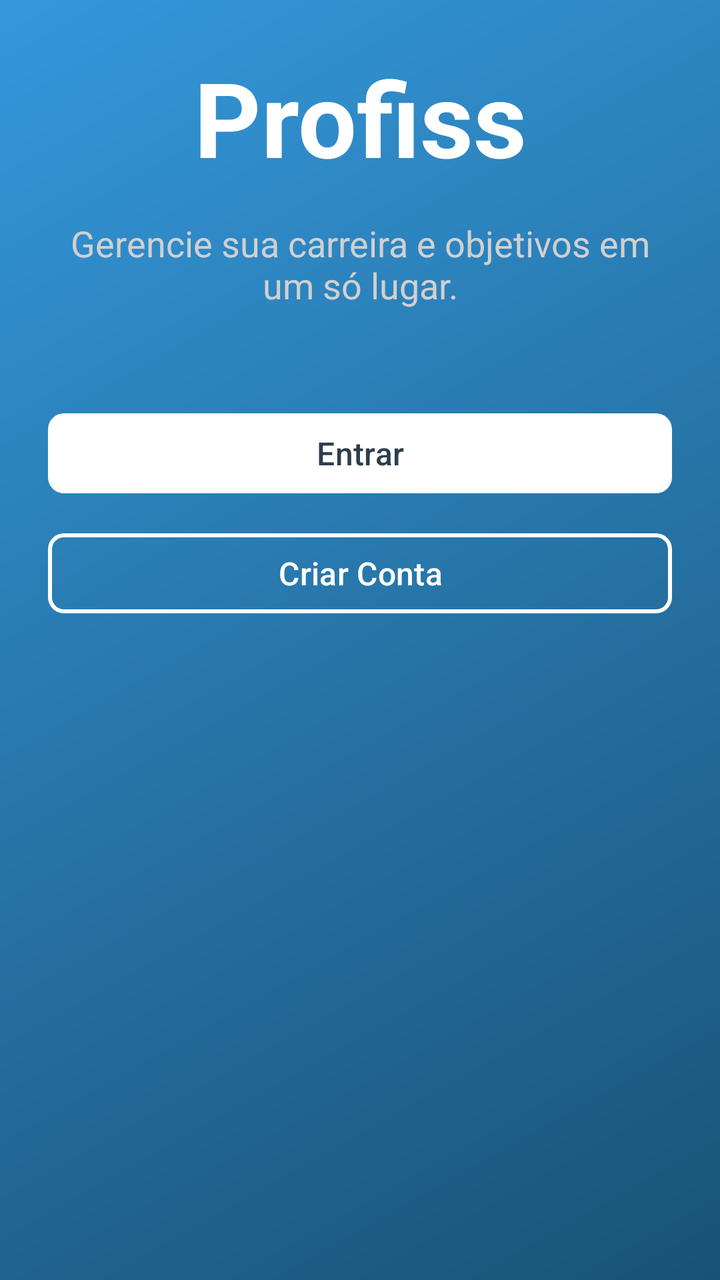
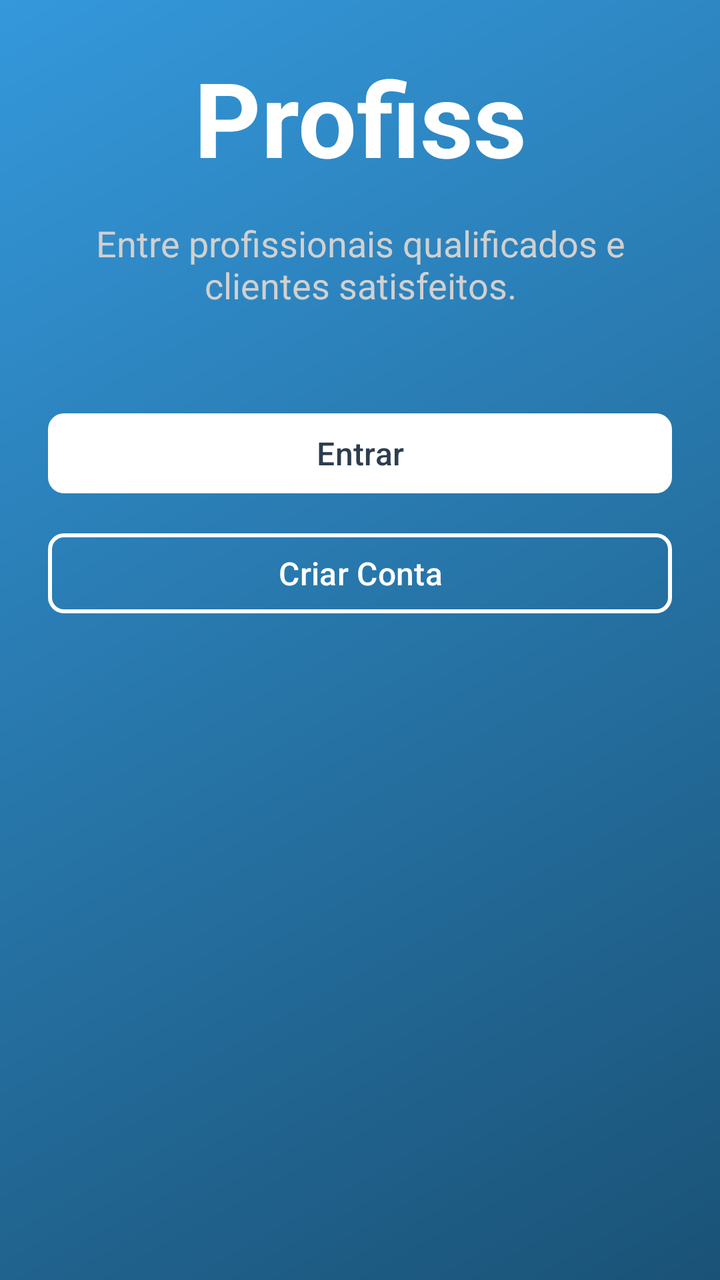

The first picture is an Android layout as it rendered before a commit; the second is the same layout after the commit. The layout source and the unified diff follow.
<!-- AndroidManifest.xml: application theme Theme.Profiss -->
<!-- res/layout/activity_main.xml -->
<?xml version="1.0" encoding="utf-8"?>
<androidx.constraintlayout.widget.ConstraintLayout
    xmlns:android="http://schemas.android.com/apk/res/android"
    xmlns:app="http://schemas.android.com/apk/res-auto"
    xmlns:tools="http://schemas.android.com/tools"
    android:layout_width="match_parent"
    android:layout_height="match_parent"
    android:background="@drawable/gradient_bg"
    android:padding="24dp"
    tools:context=".MainActivity">

    
    <TextView
        android:id="@+id/tvTitle"
        android:layout_width="wrap_content"
        android:layout_height="wrap_content"
        android:text="Profiss"
        android:textColor="#FFFFFF"
        android:textSize="52sp"
        android:textStyle="bold"
        app:layout_constraintBottom_toTopOf="@+id/tvSubtitle"
        app:layout_constraintEnd_toEndOf="parent"
        app:layout_constraintStart_toStartOf="parent"
        app:layout_constraintTop_toTopOf="parent"
        app:layout_constraintVertical_bias="0.3" />

    
    <TextView
        android:id="@+id/tvSubtitle"
        android:layout_width="wrap_content"
        android:layout_height="wrap_content"
        android:layout_marginTop="16dp"
        android:gravity="center"
        android:text="Gerencie sua carreira e objetivos em um só lugar."
        android:textColor="#D0D0D0"
        android:textSize="18sp"
        app:layout_constraintEnd_toEndOf="parent"
        app:layout_constraintStart_toStartOf="parent"
        app:layout_constraintTop_toBottomOf="@+id/tvTitle" />

    
    <com.google.android.material.button.MaterialButton
        android:id="@+id/btnLogin"
        android:layout_width="match_parent"
        android:layout_height="wrap_content"
        android:layout_marginTop="48dp"
        android:text="Entrar"
        android:textColor="#2C3E50"
        android:textSize="16sp"
        app:backgroundTint="#FFFFFF"
        app:cornerRadius="8dp"
        app:layout_constraintTop_toBottomOf="@+id/tvSubtitle" />

    
    <com.google.android.material.button.MaterialButton
        android:id="@+id/btnRegister"
        android:layout_width="match_parent"
        android:layout_height="wrap_content"
        android:layout_marginTop="12dp"
        android:text="Criar Conta"
        android:textColor="#FFFFFF"
        android:textSize="16sp"
        app:backgroundTint="@android:color/transparent"
        app:strokeColor="#FFFFFF"
        app:strokeWidth="2dp"
        app:cornerRadius="8dp"
        app:layout_constraintTop_toBottomOf="@+id/btnLogin" />

</androidx.constraintlayout.widget.ConstraintLayout>
<!-- resources referenced by this layout -->
<resources>
  <!-- drawable gradient_bg (drawable) -->
  <?xml version="1.0" encoding="utf-8"?>
  <shape xmlns:android="http://schemas.android.com/apk/res/android">
      <gradient
          android:startColor="#3498DB"
          android:endColor="#1A5276"
          android:angle="315" />
  </shape>
  <style name="Theme.Profiss" parent="Theme.Material3.DayNight.NoActionBar">
          <item name="colorPrimary">@color/blue_primary</item>
          <item name="android:statusBarColor">@android:color/transparent</item>
          <item name="android:navigationBarColor">@android:color/transparent</item>
      </style>
  <color name="blue_primary">#3498DB</color>
</resources>

<!-- the commit's change to res/layout/activity_main.xml (unified diff, before → after) -->
@@ -31,7 +31,7 @@
         android:layout_height="wrap_content"
         android:layout_marginTop="16dp"
         android:gravity="center"
-        android:text="Gerencie sua carreira e objetivos em um só lugar."
+        android:text="Entre profissionais qualificados e clientes satisfeitos."
         android:textColor="#D0D0D0"
         android:textSize="18sp"
         app:layout_constraintEnd_toEndOf="parent"
